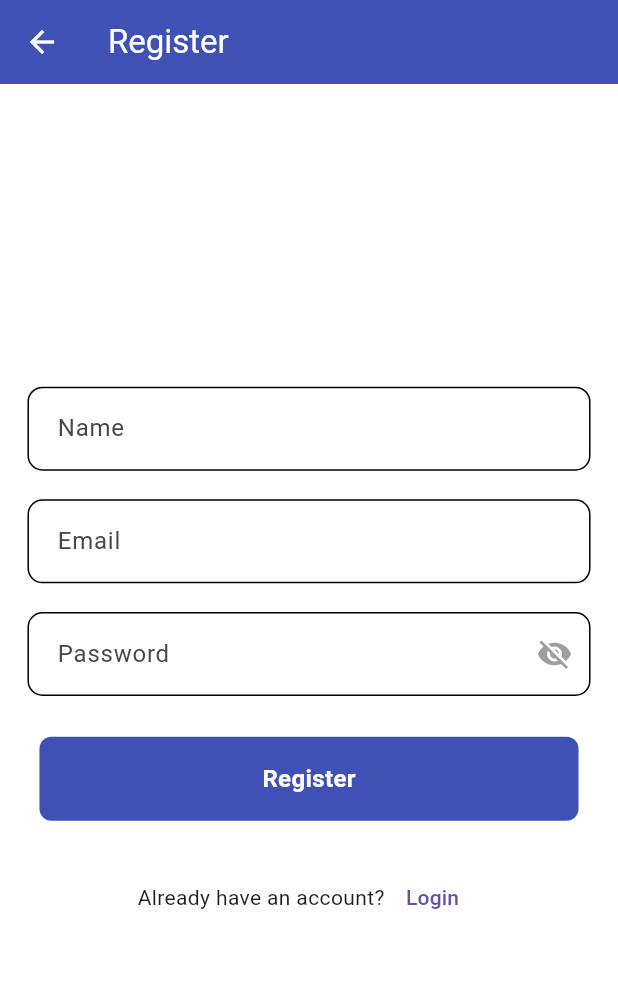
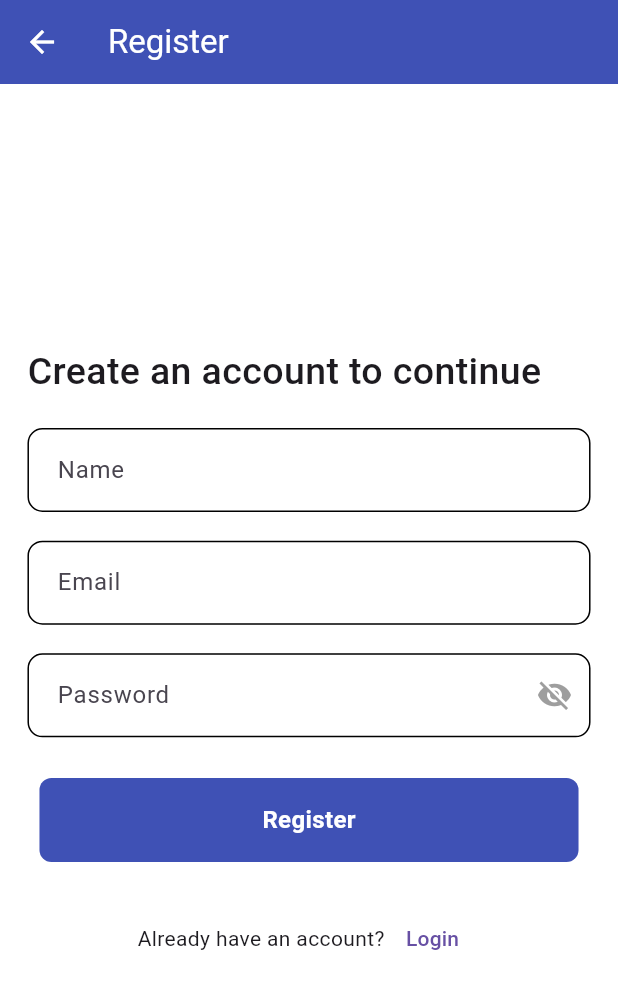
Before and after one commit to minazakaria88/hayat_task, a Flutter app: the screen it shows after launch, after a tap on "Login", after a tap on "Register", on a phone screen of 412 x 824 dp. Shown: the top 989 px of the screen. Run offline on Flutter 3.47's test engine with Material 3 defaults, Android fonts, the phone set to English and light mode, and no system bars; our stand-ins replace bloc, dio, flutter_bloc, flutter_screenutil, flutter_secure_storage, freezed_annotation and 5 more; network calls fail.

Commit message:
enhance ui

```diff
--- a/lib/core/networking/api_contants.dart
+++ b/lib/core/networking/api_contants.dart
@@ -1,4 +1,4 @@
 class ApiConstants {
   static const String apiBaseUrl =
-      'http://192.168.0.185:3000/api/';
+      'http://192.168.0.68:3000/api/';
 }
--- a/lib/features/auth/presentation/pages/login_screen.dart
+++ b/lib/features/auth/presentation/pages/login_screen.dart
@@ -57,8 +57,14 @@ class _LoginScreenState extends State<LoginScreen> {
           child: Form(
             key: _formKey,
             child: Column(
+              crossAxisAlignment: CrossAxisAlignment.start,
               mainAxisAlignment: MainAxisAlignment.center,
               children: [
+                const Text(
+                  'Login to your account',
+                  style: TextStyle(fontWeight: FontWeight.w500, fontSize: 25),
+                ),
+                Sizes.verticalSpace(AppSpacing.lg),
                 AppTextFormField(
                   controller: _emailController,
                   hint: 'Email',
@@ -98,7 +104,7 @@ class _LoginScreenState extends State<LoginScreen> {
   BlocBuilder<AuthCubit, AuthState> _buildLoginButton(AuthCubit cubit) {
     return BlocBuilder<AuthCubit, AuthState>(
       builder: (context, state) => state.authStatus == AuthStatus.loading
-          ? const CircularProgressIndicator()
+          ? const Center(child: CircularProgressIndicator())
           : MyButton(
               title: 'Login',
               onTap: () {
--- a/lib/features/auth/presentation/pages/register_screen.dart
+++ b/lib/features/auth/presentation/pages/register_screen.dart
@@ -59,8 +59,14 @@ class _RegisterScreenState extends State<RegisterScreen> {
           child: Form(
             key: _formKey,
             child: Column(
+              crossAxisAlignment: CrossAxisAlignment.start,
               mainAxisAlignment: MainAxisAlignment.center,
               children: [
+                const Text(
+                  'Create an account to continue',
+                  style: TextStyle(fontWeight: FontWeight.w500, fontSize: 25),
+                ),
+                Sizes.verticalSpace(AppSpacing.lg),
                 AppTextFormField(
                   controller: _nameController,
                   hint: 'Name',
@@ -112,7 +118,7 @@ class _RegisterScreenState extends State<RegisterScreen> {
     return BlocBuilder<AuthCubit, AuthState>(
                 builder: (context, state) =>
                     state.authStatus == AuthStatus.loading
-                    ? const CircularProgressIndicator()
+                    ? const Center(child: CircularProgressIndicator())
                     : MyButton(
                         title: 'Register',
                         onTap: () {
--- a/lib/features/home/presentation/pages/home_screen.dart
+++ b/lib/features/home/presentation/pages/home_screen.dart
@@ -1,6 +1,7 @@
 import 'package:flutter/material.dart';
 import 'package:flutter_bloc/flutter_bloc.dart';
 import 'package:go_router/go_router.dart';
+import 'package:haya/features/home/presentation/widgets/tasks_loading_widget.dart';
 import '../../../../core/routing/app_router.dart';
 import '../../../../core/utils/app_colors.dart';
 import '../../../../core/widgets/error_widget.dart';
@@ -29,7 +30,7 @@ class HomeScreen extends StatelessWidget {
           final tasks = state.tasks ?? [];
           if (state.getTasksStatus == GetTasksStatus.loading ||
               state.getTasksStatus == GetTasksStatus.initial) {
-            return const Center(child: CircularProgressIndicator());
+            return const TasksLoadingWidget();
           } else if (state.getTasksStatus == GetTasksStatus.failure) {
             return Center(
               child: AppErrorWidget(
```
Also changed, not shown: lib/features/home/presentation/widgets/tasks_loading_widget.dart (added, +21 -0 lines), lib/features/profile/presentation/pages/profile_screen.dart (+6 -1 lines).
